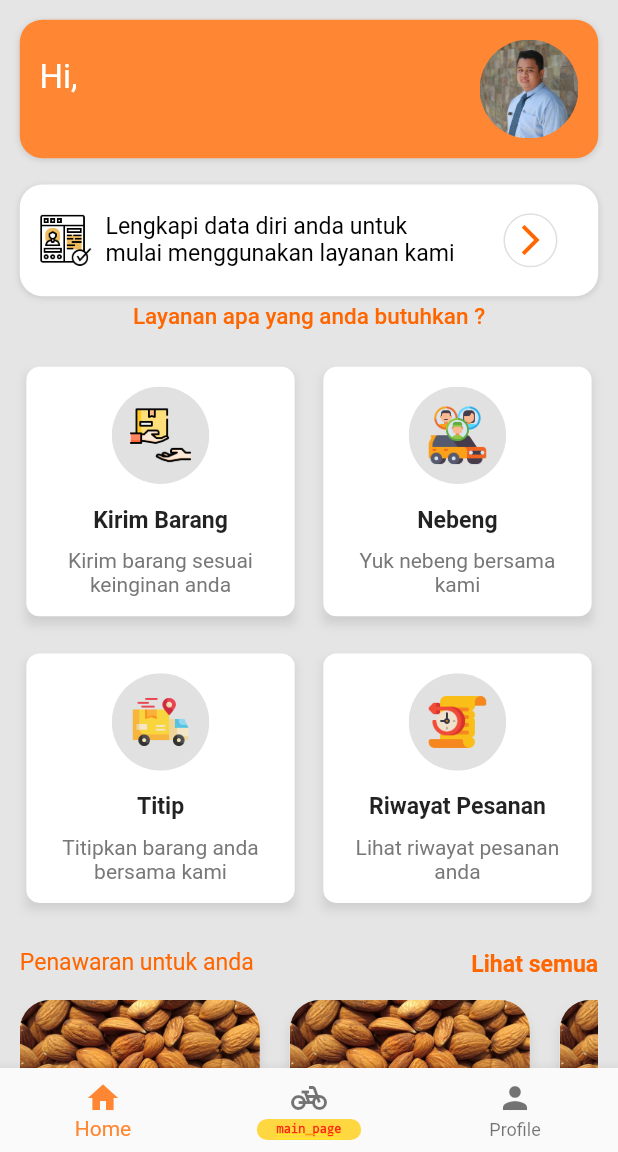
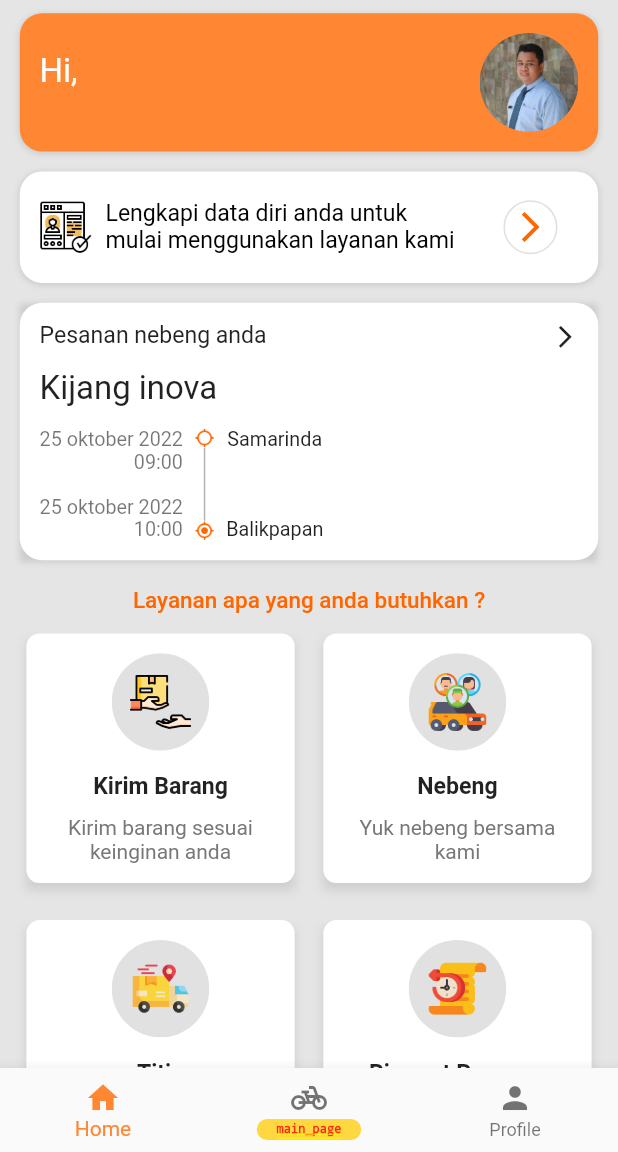
Before and after one commit to mrizkynurfajrie/antaranter-customer, a Flutter app: the PageMain screen opened by its route, on a phone screen of 412 x 824 dp, the part 84-1236 px from its top. Run offline on Flutter 3.47's test engine with Material 2 defaults, Android fonts, the phone set to English and light mode, and no system bars; drawn by our look-alikes of cached_network_image; our stand-ins replace flutter_screenutil, get, get_storage, image_picker, intl_phone_number_input, lottie and 1 more; accounts and stored records are empty; network calls fail; Roboto replaces fonts that are missing (DMSans).

Commit message:
add card info order nebeng

```diff
--- a/lib/features/home/page_home.dart
+++ b/lib/features/home/page_home.dart
@@ -36,7 +36,10 @@ class PageHome extends GetView<ControllerHome> {
             //header
             SliverToBoxAdapter(
               child: CardRounded(
-                margin: EdgeInsets.all(Insets.med),
+                margin: EdgeInsets.symmetric(
+                  horizontal: Insets.med,
+                  vertical: Insets.sm,
+                ),
                 color: AppColor.primaryColor.shade400,
                 borderRadius: 15,
                 child: Obx(
@@ -143,15 +146,127 @@ class PageHome extends GetView<ControllerHome> {
                 ),
               ),
             ),
+            // Order nebeng
+            SliverToBoxAdapter(
+              child: CardRoundedClickable(
+                onTap: () {
+                  Get.toNamed(Routes.orderNebeng);
+                },
+                margin: EdgeInsets.symmetric(
+                  horizontal: Insets.med,
+                  vertical: Insets.sm,
+                ),
+                color: AppColor.whiteColor,
+                borderRadius: 15,
+                child: Column(
+                  crossAxisAlignment: CrossAxisAlignment.start,
+                  children: [
+                    Row(
+                      mainAxisAlignment: MainAxisAlignment.spaceBetween,
+                      children: [
+                        Text(
+                          "Pesanan nebeng anda",
+                          style: TextStyles.textSm,
+                        ),
+                        Icon(
+                          Icons.arrow_forward_ios,
+                          size: IconSizes.sm,
+                        ),
+                      ],
+                    ),
+                    verticalSpace(Insets.med),
+                    Text(
+                      "Kijang inova",
+                      style: TextStyles.textLg,
+                    ),
+                    verticalSpace(Insets.med),
+                    SizedBox(
+                      // color: Colors.blue,
+                      height: 75,
+                      child: Row(
+                        children: [
+                          Column(
+                            mainAxisAlignment: MainAxisAlignment.spaceBetween,
+                            children: [
+                              RichText(
+                                textAlign: TextAlign.end,
+                                text: TextSpan(
+                                  text: "25 oktober 2022",
+                                  style: TextStyles.textXs
+                                      .copyWith(color: Colors.black54),
+                                  children: [
+                                    TextSpan(
+                                      text: "\n09:00",
+                                    ),
+                                  ],
+                                ),
+                              ),
+                              RichText(
+                                textAlign: TextAlign.end,
+                                text: TextSpan(
+                                  text: "25 oktober 2022",
+                                  style: TextStyles.textXs
+                                      .copyWith(color: Colors.black54),
+                                  children: [
+                                    TextSpan(
+                                      text: "\n10:00",
+                                    ),
+                                  ],
+                                ),
+                              ),
+                            ],
+                          ),
+                          horizontalSpace(Insets.xs),
+                          Column(
+                            children: [
+                              AppIcons.smallIcon(
+                                AppIcons.locationStart,
+                                size: Sizes.sm,
+                              ),
+                              Expanded(
+                                child: VerticalDivider(
+                                  color: AppColor.neutral.shade300,
+                                  thickness: 1,
+                                  width: 20,
+                                ),
+                              ),
+                              AppIcons.smallIcon(
+                                AppIcons.locationIn,
+                                size: Sizes.sm,
+                              ),
+                            ],
+                          ),
+                          horizontalSpace(Insets.xs),
+                          Column(
+                            mainAxisAlignment: MainAxisAlignment.spaceBetween,
+                            children: [
+                              Text(
+                                "Samarinda",
+                                style: TextStyles.textXs,
+                              ),
+                              Text(
+                                "Balikpapan",
+                                style: TextStyles.textXs,
+                              ),
+                            ],
+                          ),
+                        ],
+                      ),
+                    )
+                  ],
+                ),
+              ),
+            ),
             //Menu utama
             SliverToBoxAdapter(
               child: Column(
                 children: [
+                  verticalSpace(Insets.sm),
                   Text(
                     "Layanan apa yang anda butuhkan ?",
                     style: TextStyles.textTableOrange,
                   ),
-                  verticalSpace(Get.height * 0.03),
+                  verticalSpace(Insets.med),
                   Padding(
                     padding: EdgeInsets.symmetric(horizontal: Insets.med),
                     child: Row(
```
